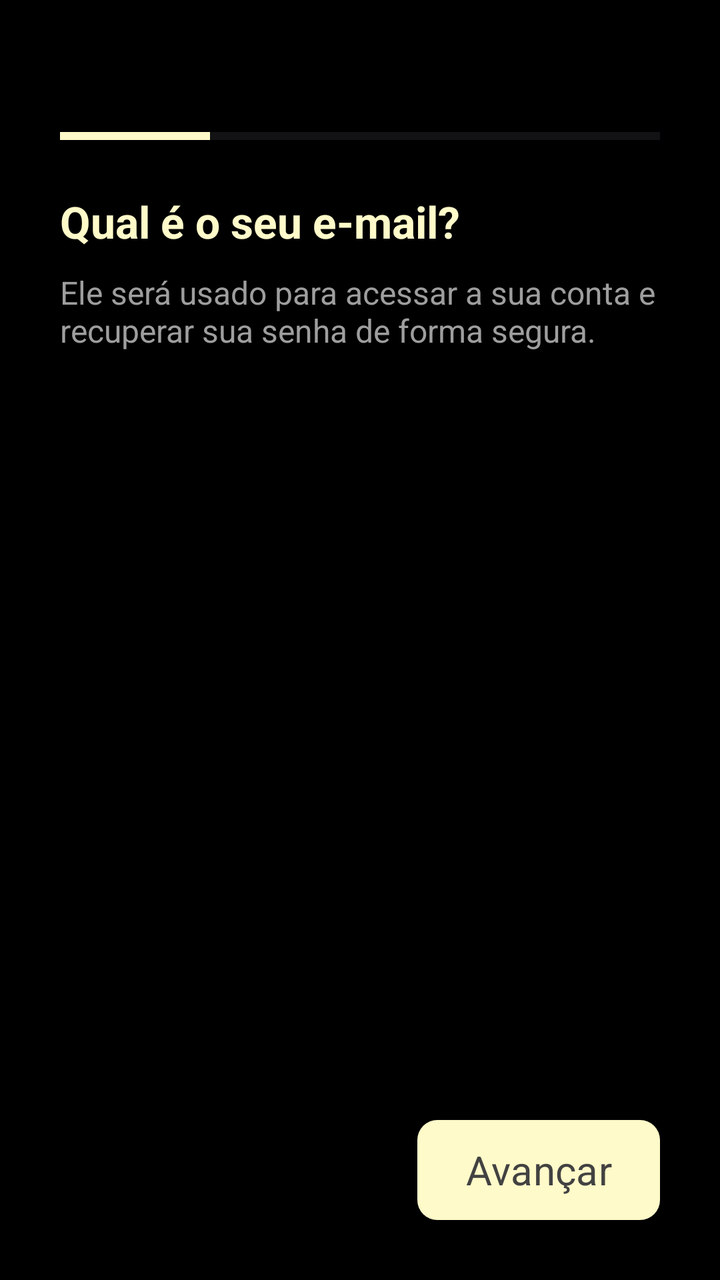
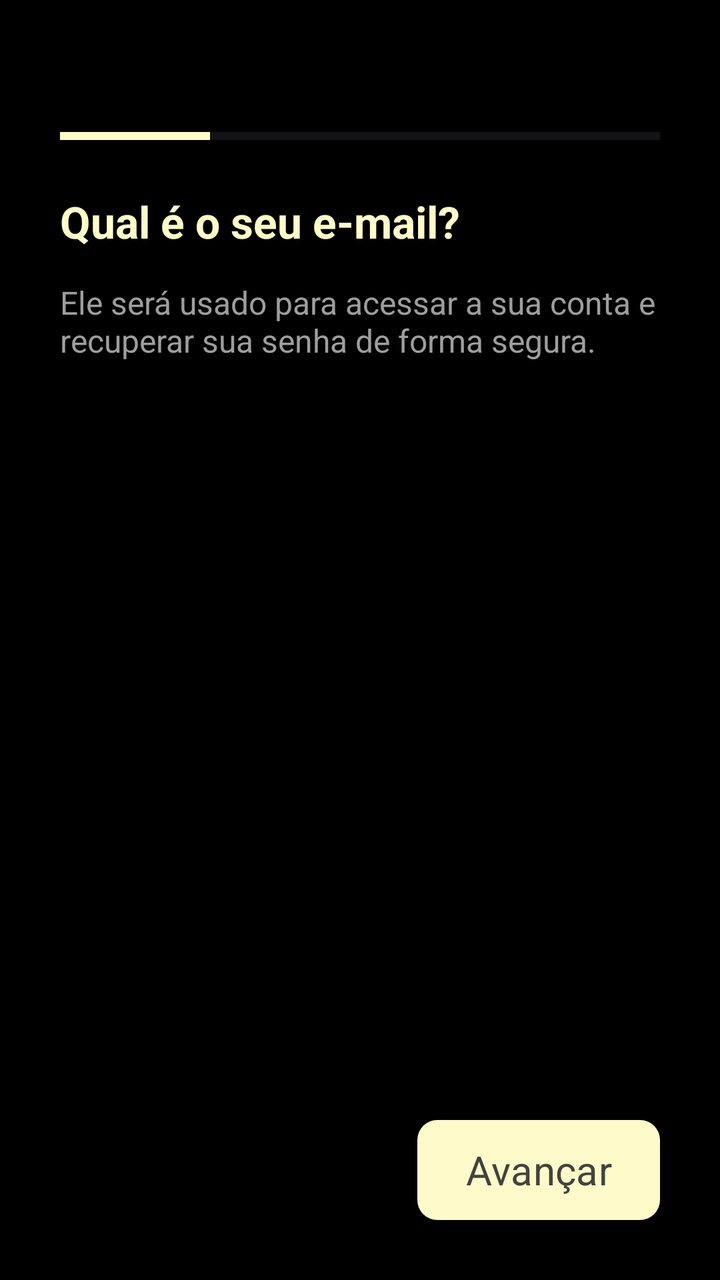

Screens rendered from an Android XML layout before and after an edit, with the pre-edit source and the edit as a unified diff.
<!-- AndroidManifest.xml: application theme Theme.Monaly -->
<!-- res/layout/activity_register.xml -->
<?xml version="1.0" encoding="utf-8"?>
<androidx.constraintlayout.widget.ConstraintLayout xmlns:android="http://schemas.android.com/apk/res/android"
    xmlns:app="http://schemas.android.com/apk/res-auto"
    xmlns:tools="http://schemas.android.com/tools"
    android:id="@+id/main"
    android:layout_width="match_parent"
    android:layout_height="match_parent"
    android:background="@color/black"
    tools:context=".ui.activity.RegisterActivity">


    
    <ProgressBar
        android:id="@+id/progressBarRegister"
        style="?android:attr/progressBarStyleHorizontal"
        android:layout_width="0dp"
        android:layout_height="wrap_content"
        android:layout_marginStart="30dp"
        android:layout_marginTop="60dp"
        android:layout_marginEnd="30dp"
        android:max="100"
        android:progress="25"
        android:progressTint="@color/bage_neutral"
        app:layout_constraintEnd_toEndOf="parent"
        app:layout_constraintStart_toStartOf="parent"
        app:layout_constraintTop_toTopOf="parent" />


    
    <TextView
        android:id="@+id/textRegisterStepTitle"
        android:layout_width="0dp"
        android:layout_height="wrap_content"
        android:layout_marginStart="30dp"
        android:layout_marginTop="20dp"
        android:layout_marginEnd="30dp"
        android:text="@string/register_title_email"
        android:textColor="@color/bage_neutral"
        android:textSize="22sp"
        android:textStyle="bold"
        app:layout_constraintEnd_toEndOf="parent"
        app:layout_constraintStart_toStartOf="parent"
        app:layout_constraintTop_toBottomOf="@+id/progressBarRegister" />


    
    <TextView
        android:id="@+id/textRegisterStepDescription"
        android:layout_width="0dp"
        android:layout_height="wrap_content"
        android:layout_marginStart="30dp"
        android:layout_marginTop="10dp"
        android:layout_marginEnd="30dp"
        android:text="@string/register_desc_email"
        android:textColor="@color/gray_medium"
        android:textSize="16sp"
        app:layout_constraintEnd_toEndOf="parent"
        app:layout_constraintStart_toStartOf="parent"
        app:layout_constraintTop_toBottomOf="@+id/textRegisterStepTitle" />


    
    <androidx.viewpager2.widget.ViewPager2
        android:id="@+id/viewPagerRegister"
        android:layout_width="0dp"
        android:layout_height="0dp"
        android:layout_marginTop="20dp"
        android:layout_marginBottom="20dp"
        app:layout_constraintBottom_toTopOf="@+id/buttonRegisterNext"
        app:layout_constraintEnd_toEndOf="parent"
        app:layout_constraintStart_toStartOf="parent"
        app:layout_constraintTop_toBottomOf="@+id/textRegisterStepDescription" />


    
    <androidx.appcompat.widget.AppCompatButton
        android:id="@+id/buttonRegisterBack"
        android:layout_width="50dp"
        android:layout_height="50dp"
        android:layout_marginStart="30dp"
        android:layout_marginBottom="30dp"
        android:background="@drawable/drawable_background_button_round_transparent"
        android:drawableStart="@drawable/icon_arrow_back_ios"
        android:paddingStart="15dp"
        android:visibility="invisible"
        app:layout_constraintBottom_toBottomOf="parent"
        app:layout_constraintStart_toStartOf="parent" />


    
    <com.google.android.material.button.MaterialButton
        android:id="@+id/buttonRegisterNext"
        android:layout_width="0dp"
        android:layout_height="50dp"
        android:layout_marginEnd="30dp"
        android:layout_marginBottom="30dp"
        android:background="@drawable/drawable_background_button_bage_10_dp"
        android:text="@string/register_button_next"
        android:fontFamily="sans-serif"
        android:textAllCaps="false"
        android:textColor="@color/gray_dark"
        android:textSize="20sp"
        app:backgroundTint="@color/bage_neutral"
        app:layout_constraintBottom_toBottomOf="parent"
        app:layout_constraintEnd_toEndOf="parent" />


</androidx.constraintlayout.widget.ConstraintLayout>
<!-- resources referenced by this layout -->
<resources>
  <color name="bage_neutral">#FFFAC9</color>
  <color name="black">#000000</color>
  <color name="gray_dark">#424242</color>
  <color name="gray_medium">#9E9E9E</color>
  <!-- drawable drawable_background_button_bage_10_dp (drawable) -->
  <?xml version="1.0" encoding="utf-8"?>
  <shape xmlns:android="http://schemas.android.com/apk/res/android">
  
      <solid android:color="@color/bage_neutral"/>
      <corners android:radius="10dp"/>
  
  </shape>
  <!-- drawable drawable_background_button_round_transparent (drawable) -->
  <?xml version="1.0" encoding="utf-8"?>
  <shape xmlns:android="http://schemas.android.com/apk/res/android"
  
      android:shape="rectangle">
      <corners android:radius="100dp"/>
  
  </shape>
  <!-- drawable icon_arrow_back_ios (drawable) -->
  <vector xmlns:android="http://schemas.android.com/apk/res/android" android:autoMirrored="true" android:height="24dp" android:tint="#FFFAC9" android:viewportHeight="960" android:viewportWidth="960" android:width="24dp">
        
      <path android:fillColor="@android:color/white" android:pathData="M400,880L0,480L400,80L471,151L142,480L471,809L400,880Z"/>
      
  </vector>
  <string name="register_button_next">Avançar</string>
  <string name="register_desc_email">Ele será usado para acessar a sua conta e recuperar sua senha de forma segura.</string>
  <string name="register_title_email">Qual é o seu e-mail?</string>
  <style name="Theme.Monaly" parent="Base.Theme.Monaly" />
  <style name="Base.Theme.Monaly" parent="Theme.Material3.DayNight.NoActionBar">
  
  
          
          
  
  
          
          <item name="android:navigationBarColor">@color/black</item>
  
  
      </style>
</resources>

<!-- the commit's change to res/layout/activity_register.xml (unified diff, before → after) -->
@@ -49,7 +49,7 @@
         android:layout_width="0dp"
         android:layout_height="wrap_content"
         android:layout_marginStart="30dp"
-        android:layout_marginTop="10dp"
+        android:layout_marginTop="15dp"
         android:layout_marginEnd="30dp"
         android:text="@string/register_desc_email"
         android:textColor="@color/gray_medium"
@@ -64,7 +64,6 @@
         android:id="@+id/viewPagerRegister"
         android:layout_width="0dp"
         android:layout_height="0dp"
-        android:layout_marginTop="20dp"
         android:layout_marginBottom="20dp"
         app:layout_constraintBottom_toTopOf="@+id/buttonRegisterNext"
         app:layout_constraintEnd_toEndOf="parent"
